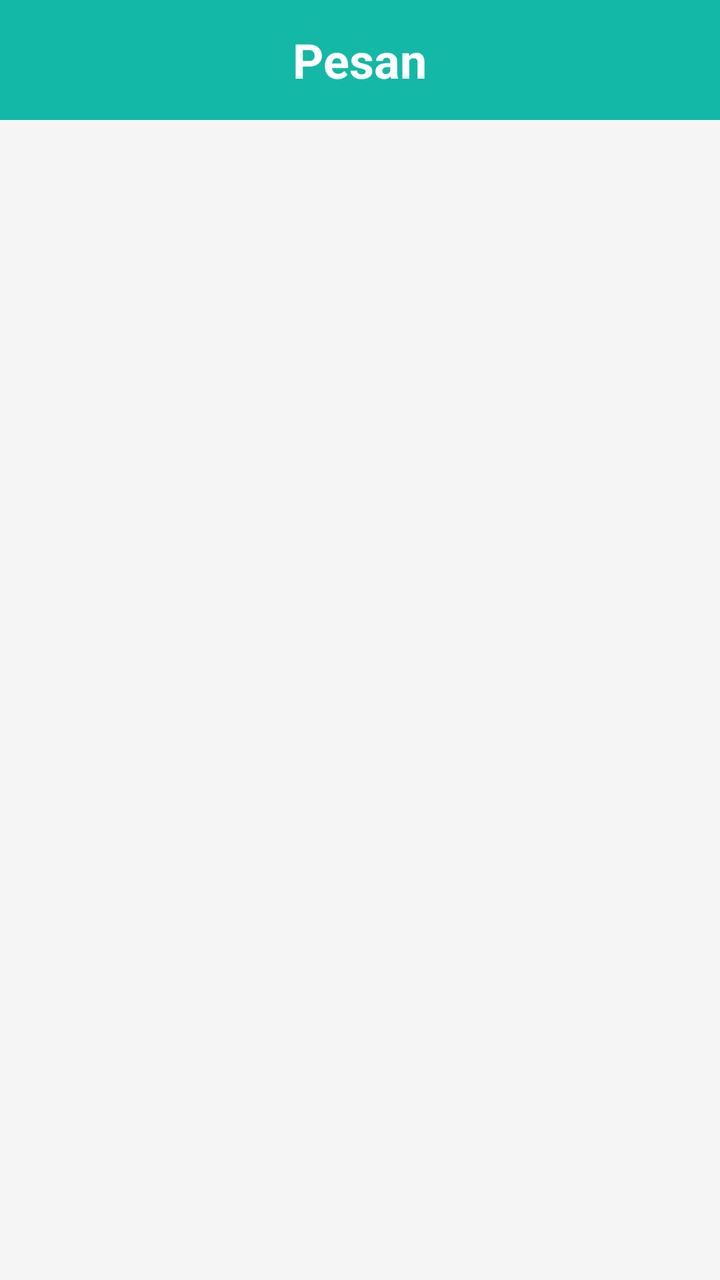
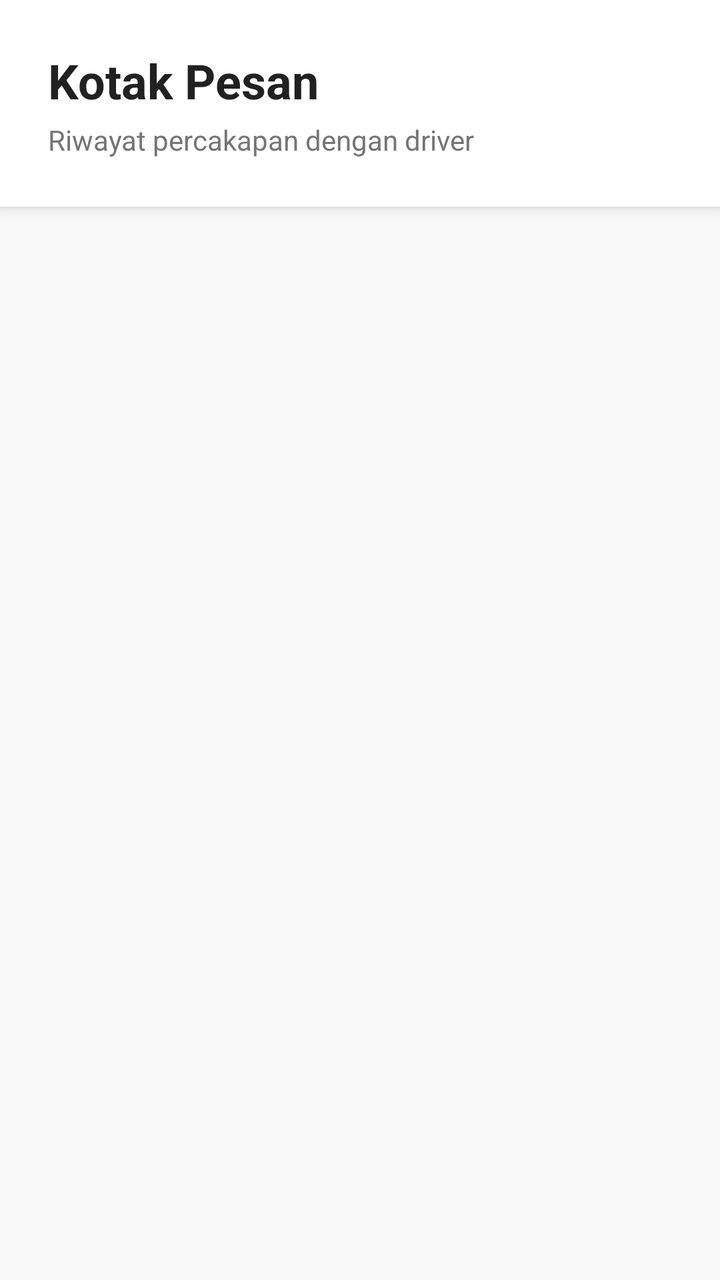

The first picture is an Android layout as it rendered before a commit; the second is the same layout after the commit. The layout source and the unified diff follow.
<!-- AndroidManifest.xml: application theme Theme.NgGojek -->
<!-- res/layout/fragment_chat.xml -->
<?xml version="1.0" encoding="utf-8"?>
<LinearLayout xmlns:android="http://schemas.android.com/apk/res/android"
    xmlns:tools="http://schemas.android.com/tools"
    xmlns:app="http://schemas.android.com/apk/res-auto"
    android:layout_width="match_parent"
    android:layout_height="match_parent"
    android:orientation="vertical"
    android:background="#F5F5F5">

    
    <LinearLayout
        android:layout_width="match_parent"
        android:layout_height="60dp"
        android:background="#14B8A6"
        android:gravity="center">

        <TextView
            android:layout_width="wrap_content"
            android:layout_height="wrap_content"
            android:text="Pesan"
            android:textColor="#FFFFFF"
            android:textSize="24sp"
            android:textStyle="bold" />
    </LinearLayout>

    
    <androidx.recyclerview.widget.RecyclerView
        android:id="@+id/rvChatInbox"
        android:layout_width="match_parent"
        android:layout_height="match_parent"
        android:padding="16dp"
        android:clipToPadding="false"
        tools:listitem="@layout/item_chat_box"/>

</LinearLayout>
<!-- res/layout/item_chat_box.xml (included above) -->
<?xml version="1.0" encoding="utf-8"?>
<androidx.cardview.widget.CardView xmlns:android="http://schemas.android.com/apk/res/android"
    xmlns:app="http://schemas.android.com/apk/res-auto"
    android:layout_width="match_parent"
    android:layout_height="wrap_content"
    android:layout_marginBottom="12dp"
    app:cardCornerRadius="12dp"
    app:cardElevation="2dp">

    <LinearLayout
        android:layout_width="match_parent"
        android:layout_height="wrap_content"
        android:orientation="horizontal"
        android:padding="16dp"
        android:gravity="center_vertical">

        
        <ImageView
            android:id="@+id/imgProfile"
            android:layout_width="50dp"
            android:layout_height="50dp"
            android:src="@drawable/profile"
            android:background="@drawable/bg_circle"
            android:padding="8dp"/>
        

        <LinearLayout
            android:layout_width="0dp"
            android:layout_height="wrap_content"
            android:layout_weight="1"
            android:orientation="vertical"
            android:layout_marginStart="16dp">

            <LinearLayout
                android:layout_width="match_parent"
                android:layout_height="wrap_content"
                android:orientation="horizontal">

                <TextView
                    android:id="@+id/tvName"
                    android:layout_width="0dp"
                    android:layout_height="wrap_content"
                    android:layout_weight="1"
                    android:text="Nama Driver"
                    android:textSize="16sp"
                    android:textStyle="bold"
                    android:textColor="#000000"/>

                <TextView
                    android:id="@+id/tvTime"
                    android:layout_width="wrap_content"
                    android:layout_height="wrap_content"
                    android:text="11:00"
                    android:textSize="12sp"
                    android:textColor="#14B8A6"/>
            </LinearLayout>

            <TextView
                android:id="@+id/tvPreview"
                android:layout_width="wrap_content"
                android:layout_height="wrap_content"
                android:text="Saya udah di depan kak"
                android:textColor="#888888"
                android:textSize="14sp"
                android:layout_marginTop="4dp"
                android:maxLines="1"
                android:ellipsize="end"/>
        </LinearLayout>
    </LinearLayout>

</androidx.cardview.widget.CardView>
<!-- resources referenced by this layout -->
<resources>
  <!-- drawable bg_circle (drawable) -->
  <shape xmlns:android="http://schemas.android.com/apk/res/android"
      android:shape="oval">
      <solid android:color="#F1F1F1"/>
  </shape>
  <!-- drawable profile (drawable) -->
  <vector xmlns:android="http://schemas.android.com/apk/res/android"
      android:width="24dp"
      android:height="24dp"
      android:viewportWidth="24"
      android:viewportHeight="24">
      <path
          android:fillColor="#000"
          android:pathData="M12,12a5,5 0 1,0 0,-10a5,5 0 1,0 0,10zM4,22c0,-4 4,-7 8,-7s8,3 8,7v1H4v-1z"/>
  </vector>
  <style name="Theme.NgGojek" parent="Base.Theme.NgGojek" />
  <style name="Base.Theme.NgGojek" parent="Theme.Material3.Light.NoActionBar">
          <item name="colorPrimary">@color/primaryRed</item>
          <item name="colorOnPrimary">@color/white</item>
          <item name="colorPrimaryContainer">@color/softRed</item>
          <item name="colorOnPrimaryContainer">@color/primaryRedDark</item>
  
          <item name="colorSecondary">@color/primaryRed</item>
          <item name="colorOnSecondary">@color/white</item>
  
          <item name="colorSecondaryContainer">@color/softRed</item>
          <item name="colorOnSecondaryContainer">@color/primaryRedDark</item>
  
          <item name="android:windowBackground">@color/white</item>
          <item name="android:statusBarColor">@color/white</item>
          <item name="android:windowLightStatusBar">true</item>
          <item name="android:textColorPrimary">@color/blackText</item>
          <item name="android:textColorSecondary">@color/greyText</item>
  
      </style>
  <color name="primaryRed">#ff3332</color>
  <color name="white">#FFFFFFFF</color>
  <color name="softRed">#FFF0F0</color>
  <color name="primaryRedDark">#D62B2A</color>
  <color name="blackText">#212121</color>
  <color name="greyText">#757575</color>
</resources>

<!-- the commit's change to res/layout/fragment_chat.xml (unified diff, before → after) -->
@@ -5,22 +5,34 @@
     android:layout_width="match_parent"
     android:layout_height="match_parent"
     android:orientation="vertical"
-    android:background="#F5F5F5">
+    android:background="@color/offWhite">
 
     
     <LinearLayout
         android:layout_width="match_parent"
-        android:layout_height="60dp"
-        android:background="#14B8A6"
-        android:gravity="center">
+        android:layout_height="wrap_content"
+        android:background="@color/white"
+        android:paddingHorizontal="24dp"
+        android:paddingTop="24dp"
+        android:paddingBottom="24dp"
+        android:orientation="vertical"
+        android:elevation="4dp">
 
         <TextView
             android:layout_width="wrap_content"
             android:layout_height="wrap_content"
-            android:text="Pesan"
-            android:textColor="#FFFFFF"
+            android:text="Kotak Pesan"
+            android:textColor="@color/blackText"
             android:textSize="24sp"
             android:textStyle="bold" />
+
+        <TextView
+            android:layout_width="wrap_content"
+            android:layout_height="wrap_content"
+            android:text="Riwayat percakapan dengan driver"
+            android:textColor="@color/greyText"
+            android:textSize="14sp"
+            android:layout_marginTop="4dp"/>
     </LinearLayout>
 
     
@@ -28,20 +40,28 @@
         android:id="@+id/rvChatInbox"
         android:layout_width="match_parent"
         android:layout_height="match_parent"
-        android:padding="16dp"
+        android:paddingTop="16dp"
+        android:paddingBottom="100dp"
+        android:paddingHorizontal="16dp"
         android:clipToPadding="false"
+        android:scrollbars="vertical"
         tools:listitem="@layout/item_chat_box"/>
 
 </LinearLayout>
 <!-- res/layout/item_chat_box.xml (included above) -->
 <?xml version="1.0" encoding="utf-8"?>
-<androidx.cardview.widget.CardView xmlns:android="http://schemas.android.com/apk/res/android"
+<com.google.android.material.card.MaterialCardView
+    xmlns:android="http://schemas.android.com/apk/res/android"
     xmlns:app="http://schemas.android.com/apk/res-auto"
     android:layout_width="match_parent"
     android:layout_height="wrap_content"
     android:layout_marginBottom="12dp"
-    app:cardCornerRadius="12dp"
-    app:cardElevation="2dp">
+    android:layout_marginHorizontal="4dp"
+    app:cardCornerRadius="16dp"
+    app:cardElevation="0dp"
+    app:strokeColor="@color/lightGrey"
+    app:strokeWidth="1dp"
+    app:cardBackgroundColor="@color/white">
 
     <LinearLayout
         android:layout_width="match_parent"
@@ -53,11 +73,12 @@
         
         <ImageView
             android:id="@+id/imgProfile"
-            android:layout_width="50dp"
-            android:layout_height="50dp"
+            android:layout_width="56dp"
+            android:layout_height="56dp"
             android:src="@drawable/profile"
+            android:padding="4dp"
             android:background="@drawable/bg_circle"
-            android:padding="8dp"/>
+            app:tint="@color/greyText"/>
         
 
         <LinearLayout
@@ -70,8 +91,10 @@
             <LinearLayout
                 android:layout_width="match_parent"
                 android:layout_height="wrap_content"
-                android:orientation="horizontal">
+                android:orientation="horizontal"
+                android:gravity="center_vertical">
 
+                
                 <TextView
                     android:id="@+id/tvName"
                     android:layout_width="0dp"
@@ -80,23 +103,25 @@
                     android:text="Nama Driver"
                     android:textSize="16sp"
                     android:textStyle="bold"
-                    android:textColor="#000000"/>
+                    android:textColor="@color/blackText"/>
 
+                
                 <TextView
                     android:id="@+id/tvTime"
                     android:layout_width="wrap_content"
                     android:layout_height="wrap_content"
                     android:text="11:00"
                     android:textSize="12sp"
-                    android:textColor="#14B8A6"/>
+                    android:textColor="@color/greyText"/>
             </LinearLayout>
 
+            
             <TextView
                 android:id="@+id/tvPreview"
                 android:layout_width="wrap_content"
                 android:layout_height="wrap_content"
                 android:text="Saya udah di depan kak"
-                android:textColor="#888888"
+                android:textColor="@color/greyText"
                 android:textSize="14sp"
                 android:layout_marginTop="4dp"
                 android:maxLines="1"
@@ -104,4 +129,4 @@
         </LinearLayout>
     </LinearLayout>
 
-</androidx.cardview.widget.CardView>
+</com.google.android.material.card.MaterialCardView>
<!-- resource entries referenced after the edit -->
@@ -41,5 +41,7 @@
   <color name="primaryRedDark">#D62B2A</color>
   <color name="blackText">#212121</color>
   <color name="greyText">#757575</color>
+  <color name="lightGrey">#E0E0E0</color>
+  <color name="offWhite">#F9F9F9</color>
 </resources>
 
